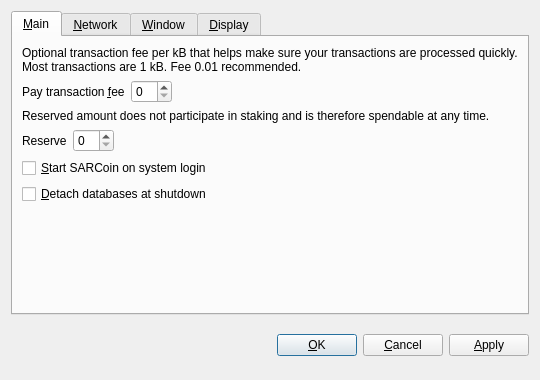
The window that src/qt/forms/optionsdialog.ui (sarcoin/SARCoin) describes before a commit, drawn with Qt 5.
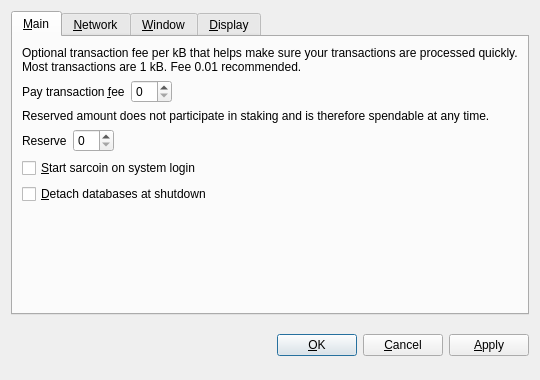
The same window after the commit. Custom widgets are drawn as their Qt base class.

The edit to the form file:
```diff
--- a/src/qt/forms/optionsdialog.ui
+++ b/src/qt/forms/optionsdialog.ui
@@ -128,7 +128,7 @@
           <string>Automatically start SARCoin after logging in to the system.</string>
          </property>
          <property name="text">
-          <string>&amp;Start SARCoin on system login</string>
+          <string>&amp;Start sarcoin on system login</string>
          </property>
         </widget>
        </item>
```
Left out of the diff: 10 changed lines with no effect on the pictures.
